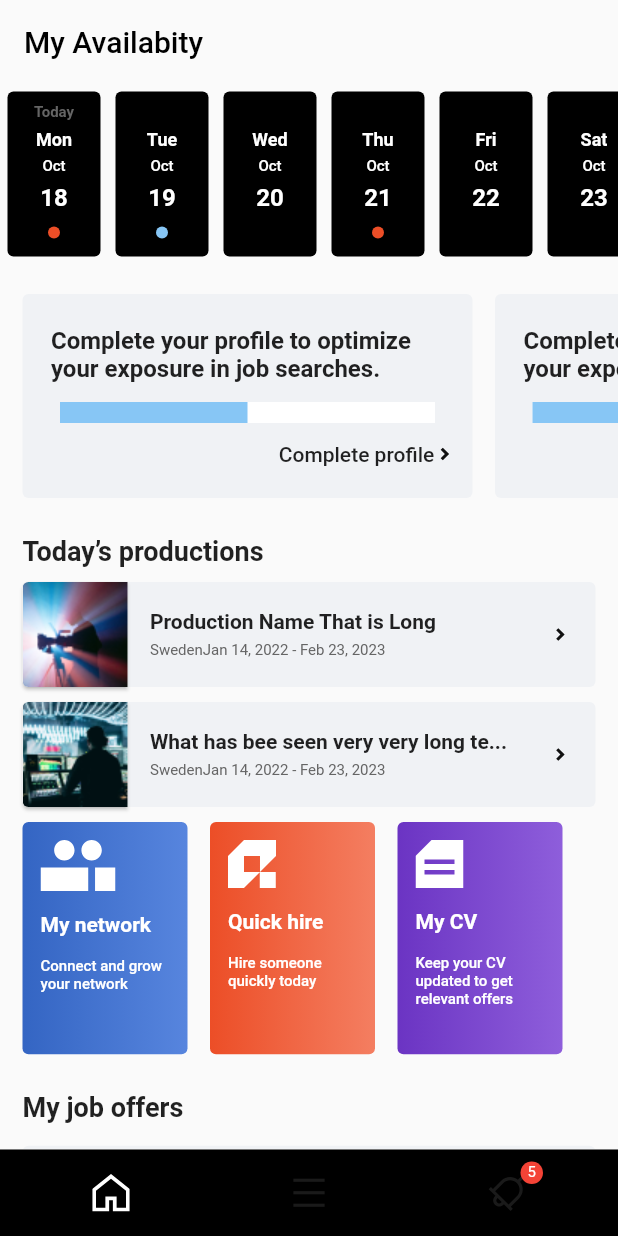
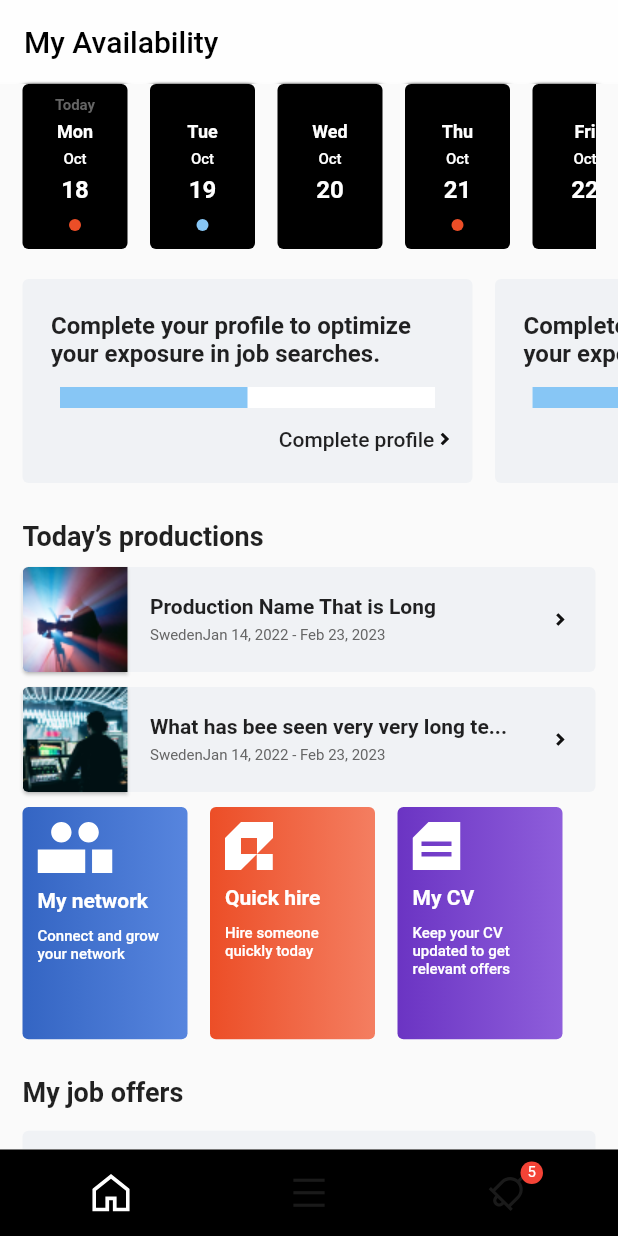
Before and after one commit to eaaniwezi/qyre, a Flutter app: the screen it shows after launch, on a phone screen of 412 x 824 dp. Run offline on Flutter 3.47's test engine with Material 2 defaults, Android fonts, the phone set to English and light mode, and no system bars; drawn by our look-alikes of percent_indicator; our stand-ins replace flutter_svg.

Commit message:
debugged ui

```diff
--- a/lib/screens/home_screen.dart
+++ b/lib/screens/home_screen.dart
@@ -28,22 +28,15 @@ class _HomeScreenState extends State<HomeScreen> {
         slivers: [
           SliverAppBar(
             pinned: true,
-            backgroundColor: Colors.black.withOpacity(0.0),
-            title: Text(
-              "My Availabity",
-              style: TextStyle(color: Colors.black),
+            elevation: 0,
+            backgroundColor: Colors.white.withOpacity(0.8),
+            title: BackdropFilter(
+              filter: ImageFilter.blur(sigmaX: 2.0, sigmaY: 1.0),
+              child: Text(
+                "My Availability",
+                style: TextStyle(color: Colors.black),
+              ),
             ),
-            // title: BackdropFilter(
-            //   filter: ImageFilter.blur(sigmaX: 5.0, sigmaY: 5.0),
-            //   child: Container(
-            //     decoration:
-            //         BoxDecoration(color: Colors.black.withOpacity(0.5)),
-            //     child: Text(
-            //       "My Availabity",
-            //       style: TextStyle(color: Colors.black),
-            //     ),
-            //   ),
-            // ),
           ),
           SliverPersistentHeader(
             pinned: true,
@@ -63,7 +56,6 @@ class _HomeScreenState extends State<HomeScreen> {
                 ],
               ),
             ),
-            // !
             SizedBox(height: 25),
             headerTextWidget(title: "Today’s productions"),
             ListView.builder(
--- a/lib/widgets/home_screen_widgets/days_availabilty_widget.dart
+++ b/lib/widgets/home_screen_widgets/days_availabilty_widget.dart
@@ -1,8 +1,10 @@
 // ignore_for_file: prefer_const_constructors, prefer_const_literals_to_create_immutables
 
 import 'package:flutter/material.dart';
+
+import 'package:qyre/models/days_model.dart';
+
 import '../../const/theme.dart' as style;
-import 'package:qyre/models/days_model.dart';
 
 class DaysAvailabiltyWidget extends StatelessWidget {
   const DaysAvailabiltyWidget({
@@ -11,23 +13,16 @@ class DaysAvailabiltyWidget extends StatelessWidget {
   }) : super(key: key);
 
   final DaysModel daysModel;
-
   @override
   Widget build(BuildContext context) {
-    Size size = MediaQuery.of(context).size;
     return Container(
-      width: 62,
-      constraints: BoxConstraints(
-        minHeight: 0,
-        // maxHeight: size.height * 0.1,
-      ),
-      margin: EdgeInsets.all(5),
+      width: 70,
+      margin: EdgeInsets.only(left: 15),
       decoration: BoxDecoration(
           color: Colors.black, borderRadius: BorderRadius.circular(4)),
       child: Padding(
         padding: const EdgeInsets.all(8.0),
         child: Column(
-          // mainAxisAlignment: MainAxisAlignment.center,
           children: [
             Text(daysModel.isToday ? "Today" : "",
                 style: TextStyle(
--- a/lib/widgets/home_screen_widgets/extra_blocks_widget.dart
+++ b/lib/widgets/home_screen_widgets/extra_blocks_widget.dart
@@ -15,7 +15,7 @@ class ExtraBlocksWidget extends StatelessWidget {
   @override
   Widget build(BuildContext context) {
     return Padding(
-      padding: const EdgeInsets.only(left: 15, top: 10,),
+      padding: const EdgeInsets.only(left: 15, top: 10),
       child: Container(
         height: 140,
         width: 110,
@@ -26,13 +26,13 @@ class ExtraBlocksWidget extends StatelessWidget {
           borderRadius: BorderRadius.circular(4),
         ),
         child: Padding(
-          padding: const EdgeInsets.all(12),
+          padding: const EdgeInsets.all(10),
           child: Column(
             mainAxisAlignment: MainAxisAlignment.start,
             crossAxisAlignment: CrossAxisAlignment.start,
             children: [
               SvgPicture.asset(extraModel.img),
-              SizedBox(height: 14),
+              SizedBox(height: 10),
               Text(
                 extraModel.title,
                 style: TextStyle(
@@ -40,7 +40,7 @@ class ExtraBlocksWidget extends StatelessWidget {
                     fontSize: 14,
                     fontWeight: FontWeight.w700),
               ),
-              SizedBox(height: 14),
+              SizedBox(height: 10),
               Text(
                 extraModel.subTitle,
                 style: TextStyle(
--- a/lib/widgets/home_screen_widgets/more_details_widget.dart
+++ b/lib/widgets/home_screen_widgets/more_details_widget.dart
@@ -29,14 +29,13 @@ class MoreDetailsWidget extends StatelessWidget {
                 alignment: Alignment.topLeft,
                 child: Text(
                   " Complete your profile to optimize\n your exposure in job searches.",
-                  // textAlign: TextAlign.left,
+
                   style: TextStyle(
                     fontWeight: FontWeight.w700,
                     fontSize: 16,
                   ),
                 ),
               ),
-              // SizedBox(height: 10),
               LinearPercentIndicator(
                 width: 270,
                 lineHeight: 14.0,
```
Also changed, not shown: lib/widgets/home_screen_widgets/over_laps_widget.dart (+7 -7 lines), lib/widgets/home_screen_widgets/silver_delegate.dart (+14 -5 lines).
